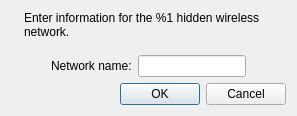
Qt form src/hiddennetworkdialog.ui (OSSystems/qconnman-ui) before a commit.
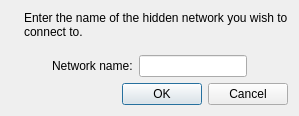
The same form after that commit.

Commit message: Updated texts of auth and hidden dialogs

Patch:
```diff
--- a/src/hiddennetworkdialog.ui
+++ b/src/hiddennetworkdialog.ui
@@ -35,7 +35,7 @@
      <item>
       <widget class="QLabel" name="label">
        <property name="text">
-        <string>Enter information for the %1 hidden wireless network.</string>
+        <string>Enter the name of the hidden network you wish to connect to.</string>
        </property>
        <property name="wordWrap">
         <bool>true</bool>
```
The commit also changes 1 other file.
